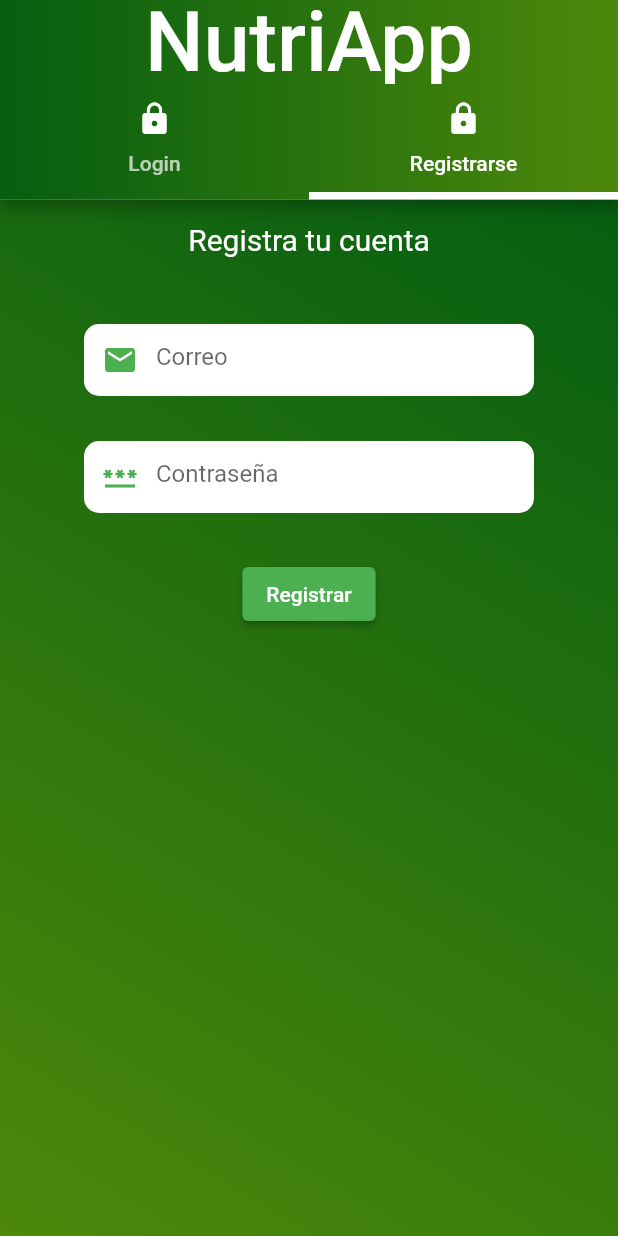
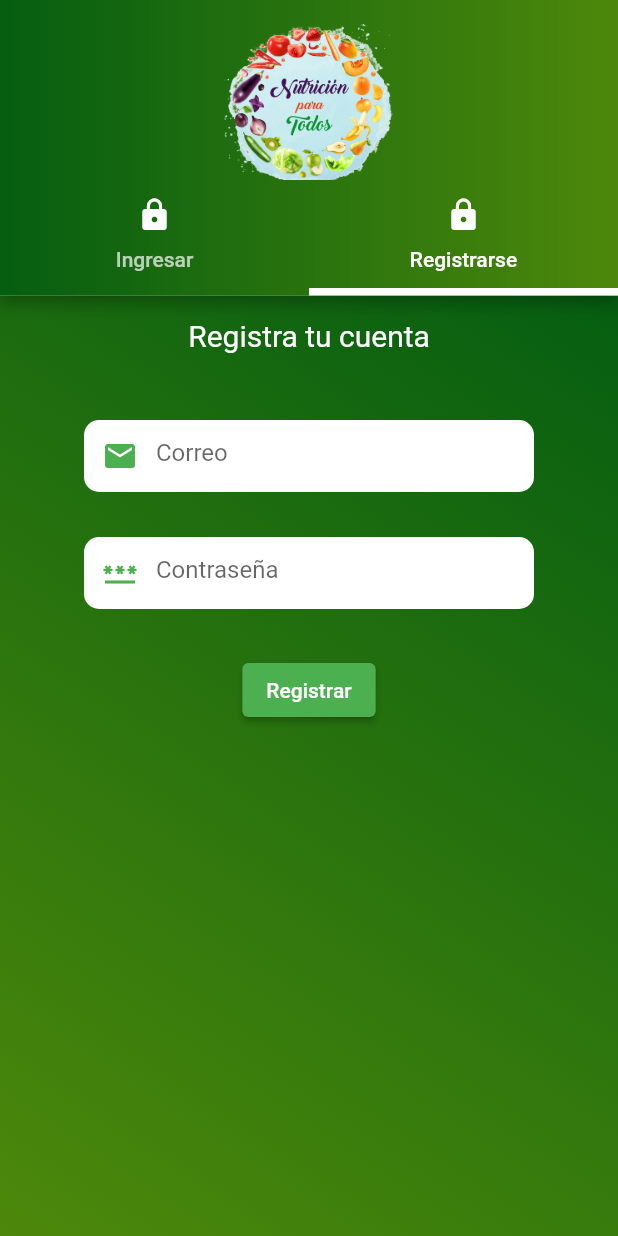
Before and after one commit to juanpivl/clientes, a Flutter app: the screen it shows after launch, tab 2 chosen, on a phone screen of 412 x 824 dp. Run offline on Flutter 3.47's test engine with Material 2 defaults, Android fonts, the phone set to English and light mode, and no system bars; our stand-ins replace cloud_firestore, curved_navigation_bar, firebase_auth, firebase_core, flutter_spinkit; accounts and stored records are empty; Roboto replaces fonts that are missing (Signatra).

Commit message:
ya lee datos papa

```diff
--- a/lib/models/models.dart
+++ b/lib/models/models.dart
@@ -1 +1,2 @@
 export 'package:pacientes/models/clientes.dart';
+export 'package:pacientes/models/usuario.dart';
--- a/lib/screens/authenticate/authenticate.dart
+++ b/lib/screens/authenticate/authenticate.dart
@@ -22,9 +22,11 @@ class _tabcontroller extends StatelessWidget {
   Widget build(BuildContext context) {
     return DefaultTabController(
         length: 2,
+        child: SafeArea(
           child: Scaffold(
               appBar: AppBar(
                 flexibleSpace: Container(
+
                   decoration: const BoxDecoration(
                       gradient: LinearGradient(
                     colors: [Color.fromARGB(255, 5, 94, 17), Color.fromARGB(255, 77, 136, 11)],
@@ -34,19 +36,24 @@ class _tabcontroller extends StatelessWidget {
                     tileMode: TileMode.clamp,
                   )),
                 ),
-              title: const Text(
-                "NutriApp",
-                style: TextStyle(
-                    fontSize: 55, color: Colors.white, fontFamily: "Signatra"),
-              ),
-              centerTitle: true,
+                toolbarHeight: 120,
+                title: Column(
+
+                  children: [
+                    SizedBox(height: 20),
+                    Center(child: Image.asset('assets/logo.png', height: 150,fit: BoxFit.cover,)),
+
+
+                ],),
+
                 bottom: const TabBar(
+
                   indicatorColor: Colors.white,
                   tabs: [
                     // ignore: unnecessary_const
                     const Tab(
                       icon: Icon(Icons.lock, color: Colors.white),
-                    text: "Login",
+                      text: "Ingresar",
                     ),
                     Tab(
                       icon: Icon(Icons.lock, color: Colors.white),
@@ -71,6 +78,7 @@ class _tabcontroller extends StatelessWidget {
                     Register(),
                   ],
                 ),
-            )));
+              )),
+        ));
   }
 }
--- a/lib/screens/authenticate/register.dart
+++ b/lib/screens/authenticate/register.dart
@@ -1,5 +1,6 @@
 import 'package:flutter/material.dart';
 import 'package:pacientes/services/services.dart';
+import 'package:pacientes/widgets/widgets.dart';
 
 
 class Register extends StatefulWidget {
@@ -11,6 +12,7 @@ class _RegisterState extends State<Register> {
 
   final AuthService _auth = AuthService();
   final _formKey = GlobalKey<FormState>();
+  bool loading = false;
 
   //text field state
   String email = '';
@@ -21,7 +23,7 @@ class _RegisterState extends State<Register> {
   Widget build(BuildContext context) {
     double _screenWidth = MediaQuery.of(context).size.width,
         _screenHeight = MediaQuery.of(context).size.height;
-    return SingleChildScrollView(
+    return loading? Loading() :SingleChildScrollView(
         child: Container(
       child: Column(children: [
         const Padding(
@@ -106,9 +108,17 @@ class _RegisterState extends State<Register> {
               child: Text('Registrar'),
               onPressed: () async {
                   if(_formKey.currentState!.validate()){
+                    setState(() {
+                      loading = true;
+
+                    });
                     dynamic result = await _auth.registerWithEmail(email, password);
                     if(result == null){
-                      setState(() => error = 'Ingresar un email valido');
+                      setState(() {
+
+                        error = 'Ingresar un email valido';
+                        loading = false;
+                        });
                     }
                   }
               },
--- a/lib/screens/screen.dart
+++ b/lib/screens/screen.dart
@@ -5,3 +5,5 @@ export 'package:pacientes/screens/authenticate/register.dart';
 export 'package:pacientes/screens/authenticate/sign_in.dart';
 
 export 'package:pacientes/screens/menu_screen.dart';
+
+export 'package:pacientes/screens/home/clientes_list.dart';
--- a/lib/services/auth.dart
+++ b/lib/services/auth.dart
@@ -1,5 +1,6 @@
 import 'package:firebase_auth/firebase_auth.dart';
 import 'package:pacientes/models/models.dart';
+import 'package:pacientes/services/services.dart';
 
 
 class AuthService{
@@ -46,7 +47,10 @@ class AuthService{
     try{
       UserCredential result = await _auth.createUserWithEmailAndPassword(email: email, password: password);
       User? user = result.user;
-      return _userFromFirebaseUser(user!);
+
+      //create a new document for the user with the uid
+      await DatabaseService(uid: user!.uid).updateUserData('kerim', '56', '456', '45', '45/85/79', '6621911702');
+      return _userFromFirebaseUser(user);
     }catch(e){
       print(e.toString());
       return null;
--- a/lib/services/services.dart
+++ b/lib/services/services.dart
@@ -1 +1,3 @@
 export 'package:pacientes/services/auth.dart';
+
+export 'package:pacientes/services/database.dart';
--- a/lib/widgets/widgets.dart
+++ b/lib/widgets/widgets.dart
@@ -1,3 +1,4 @@
 export 'package:pacientes/widgets/customtextfield.dart';
 
 export 'package:pacientes/widgets/background.dart';
+export 'package:pacientes/widgets/loading.dart';
```
Also changed, not shown: lib/models/usuario.dart (added, +12 -0 lines), lib/screens/authenticate/sign_in.dart (+9 -1 lines), lib/screens/home/clientes_list.dart (added, +43 -0 lines), lib/screens/home/home.dart (+58 -58 lines), lib/services/database.dart (added, +51 -0 lines), lib/widgets/loading.dart (added, +18 -0 lines). Lines whose indentation alone changed are shown as unchanged.
